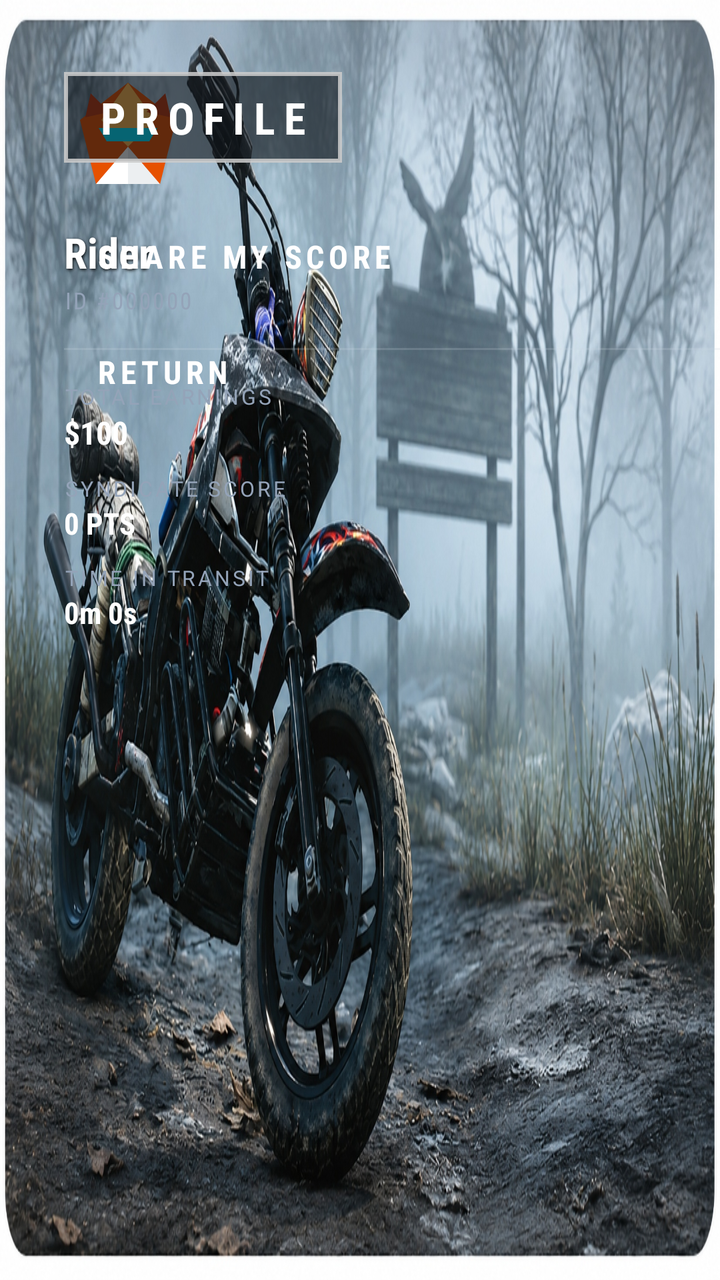
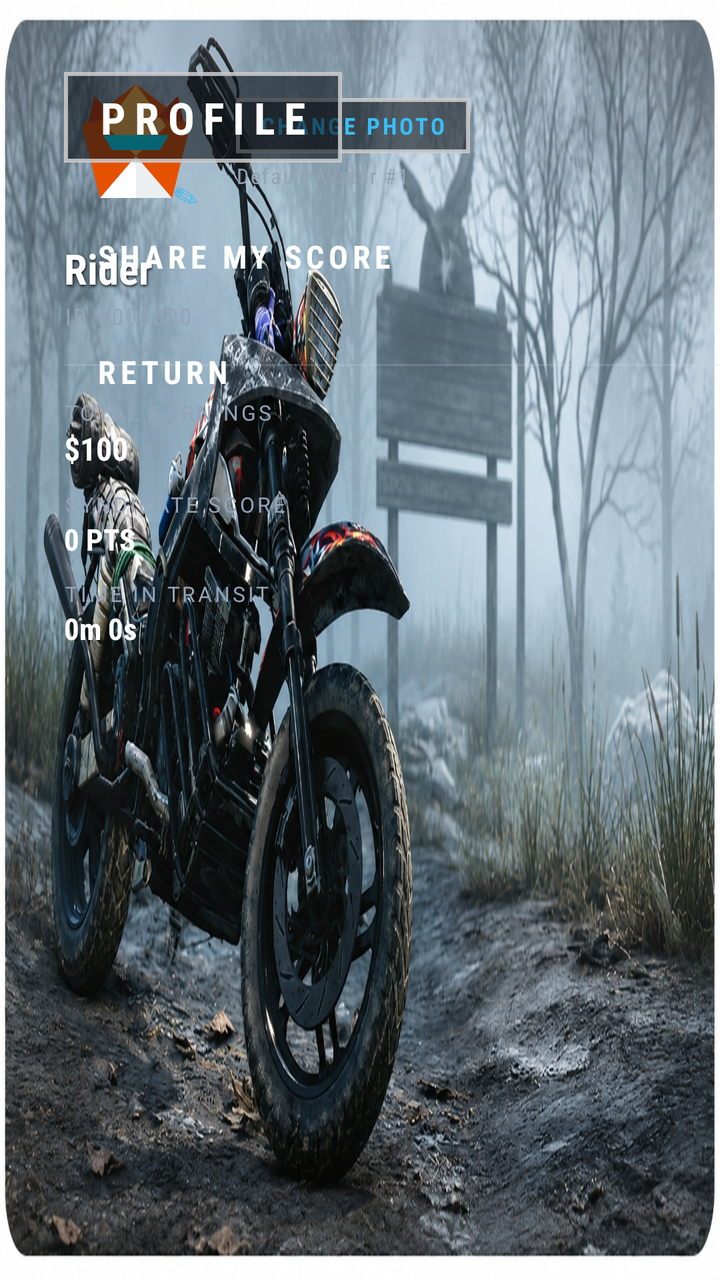

Before-and-after screenshots of an Android layout around one commit, followed by the original layout XML and the change that was made.
<!-- AndroidManifest.xml: application theme Theme.NightRider.FullScreen -->
<!-- res/layout/activity_profile.xml -->
<?xml version="1.0" encoding="utf-8"?>
<androidx.constraintlayout.widget.ConstraintLayout
    xmlns:android="http://schemas.android.com/apk/res/android"
    xmlns:app="http://schemas.android.com/apk/res-auto"
    android:layout_width="match_parent"
    android:layout_height="match_parent"
    android:background="#06090D">

    
    <ImageView
        android:layout_width="match_parent"
        android:layout_height="match_parent"
        android:src="@drawable/bg_foggy_forest"
        android:scaleType="fitXY"
        android:contentDescription="Foggy Background" />

    
    <LinearLayout
        android:layout_width="480dp"
        android:layout_height="wrap_content"
        android:orientation="vertical"
        android:gravity="start"
        android:layout_marginStart="32dp"
        android:layout_marginTop="36dp"
        app:layout_constraintTop_toTopOf="parent"
        app:layout_constraintStart_toStartOf="parent">

        <ImageView
            android:id="@+id/iv_avatar"
            android:layout_width="64dp"
            android:layout_height="64dp"
            android:src="@drawable/avatar_1"
            android:layout_marginBottom="12dp" />

        <TextView
            android:id="@+id/tv_profile_name"
            android:layout_width="wrap_content"
            android:layout_height="wrap_content"
            android:text="Rider"
            android:textColor="#FFFFFF"
            android:textSize="21sp"
            android:textStyle="bold"
            android:fontFamily="sans-serif-condensed"
            android:shadowColor="#EE000000"
            android:shadowDx="1"
            android:shadowDy="2"
            android:shadowRadius="4" />

        <TextView
            android:id="@+id/tv_profile_uid"
            android:layout_width="wrap_content"
            android:layout_height="wrap_content"
            android:text="ID #000000"
            android:textColor="#94A3B8"
            android:textSize="11.5sp"
            android:fontFamily="sans-serif-condensed"
            android:letterSpacing="0.10"
            android:layout_marginTop="2dp"
            android:layout_marginBottom="16dp" />

        <View
            android:layout_width="match_parent"
            android:layout_height="1dp"
            android:background="#33CBD5E1"
            android:layout_marginBottom="16dp" />

        <TextView
            android:layout_width="wrap_content"
            android:layout_height="wrap_content"
            android:text="TOTAL EARNINGS"
            android:textColor="#94A3B8"
            android:textSize="10.5sp"
            android:letterSpacing="0.12" />

        <TextView
            android:id="@+id/tv_profile_cash"
            android:layout_width="wrap_content"
            android:layout_height="wrap_content"
            android:text="$100"
            android:textColor="#FFFFFF"
            android:textSize="16sp"
            android:textStyle="bold"
            android:fontFamily="sans-serif-condensed"
            android:layout_marginBottom="10dp" />

        <TextView
            android:layout_width="wrap_content"
            android:layout_height="wrap_content"
            android:text="SYNDICATE SCORE"
            android:textColor="#94A3B8"
            android:textSize="10.5sp"
            android:letterSpacing="0.12" />

        <TextView
            android:id="@+id/tv_profile_points"
            android:layout_width="wrap_content"
            android:layout_height="wrap_content"
            android:text="0 PTS"
            android:textColor="#FFFFFF"
            android:textSize="15sp"
            android:textStyle="bold"
            android:fontFamily="sans-serif-condensed"
            android:layout_marginBottom="10dp" />

        <TextView
            android:layout_width="wrap_content"
            android:layout_height="wrap_content"
            android:text="TIME IN TRANSIT"
            android:textColor="#94A3B8"
            android:textSize="10.5sp"
            android:letterSpacing="0.12" />

        <TextView
            android:id="@+id/tv_profile_playtime"
            android:layout_width="wrap_content"
            android:layout_height="wrap_content"
            android:text="0m 0s"
            android:textColor="#FFFFFF"
            android:textSize="15sp"
            android:textStyle="bold"
            android:fontFamily="sans-serif-condensed" />

    </LinearLayout>

    
    <LinearLayout
        android:layout_width="320dp"
        android:layout_height="wrap_content"
        android:orientation="vertical"
        android:gravity="start"
        android:layout_marginTop="36dp"
        android:layout_marginEnd="8dp"
        app:layout_constraintTop_toTopOf="parent"
        app:layout_constraintEnd_toEndOf="parent">

        <LinearLayout
            android:id="@+id/layout_title_box"
            android:layout_width="wrap_content"
            android:layout_height="wrap_content"
            android:background="@drawable/bg_days_gone_box"
            android:paddingHorizontal="16dp"
            android:paddingVertical="8dp"
            android:layout_marginBottom="24dp">

            <TextView
                android:id="@+id/tv_profile_title"
                android:layout_width="wrap_content"
                android:layout_height="wrap_content"
                android:text="PROFILE"
                android:textColor="#FFFFFF"
                android:textSize="22sp"
                android:textStyle="bold"
                android:fontFamily="sans-serif-condensed"
                android:letterSpacing="0.2" />

        </LinearLayout>

        <TextView
            android:id="@+id/btn_share_score"
            android:layout_width="match_parent"
            android:layout_height="wrap_content"
            android:text="SHARE MY SCORE"
            android:textColor="#FFFFFF"
            android:textSize="16sp"
            android:textStyle="bold"
            android:fontFamily="sans-serif-condensed"
            android:letterSpacing="0.14"
            android:gravity="start|center_vertical"
            android:paddingHorizontal="16dp"
            android:paddingVertical="12dp"
            android:layout_marginBottom="12dp"
            android:background="@drawable/bg_days_gone_item" />

        <TextView
            android:id="@+id/btn_back_to_game"
            android:layout_width="match_parent"
            android:layout_height="wrap_content"
            android:text="RETURN"
            android:textColor="#FFFFFF"
            android:textSize="16sp"
            android:textStyle="bold"
            android:fontFamily="sans-serif-condensed"
            android:letterSpacing="0.14"
            android:gravity="start|center_vertical"
            android:paddingHorizontal="16dp"
            android:paddingVertical="12dp"
            android:background="@drawable/bg_days_gone_item" />

    </LinearLayout>

</androidx.constraintlayout.widget.ConstraintLayout>
<!-- resources referenced by this layout -->
<resources>
  <!-- drawable avatar_1 (drawable) -->
  <vector xmlns:android="http://schemas.android.com/apk/res/android"
      android:width="96dp"
      android:height="96dp"
      android:viewportWidth="96"
      android:viewportHeight="96">
      <path android:fillColor="#E65100" android:pathData="M48,8 L84,36 L72,84 L24,84 L12,36 Z"/>
      <path android:fillColor="#FFB74D" android:pathData="M48,8 L68,36 L48,56 L28,36 Z"/>
      <path android:fillColor="#FFFFFF" android:pathData="M24,84 L48,56 L48,84 Z"/>
      <path android:fillColor="#ECEFF1" android:pathData="M72,84 L48,56 L48,84 Z"/>
      
      <path android:fillColor="#00E5FF" android:pathData="M26,42 L70,42 L64,52 L32,52 Z"/>
      
      <path android:fillColor="#BF360C" android:pathData="M20,16 L34,30 L16,34 Z"/>
      <path android:fillColor="#BF360C" android:pathData="M76,16 L80,34 L62,30 Z"/>
  </vector>
  <!-- drawable bg_days_gone_box (drawable) -->
  <?xml version="1.0" encoding="utf-8"?>
  <shape xmlns:android="http://schemas.android.com/apk/res/android"
      android:shape="rectangle">
      <solid android:color="#990B0F14" />
      <stroke
          android:width="2dp"
          android:color="#DDCCCCCC" />
      <padding
          android:left="16dp"
          android:top="8dp"
          android:right="16dp"
          android:bottom="8dp" />
  </shape>
  <!-- drawable bg_days_gone_item (drawable) -->
  <?xml version="1.0" encoding="utf-8"?>
  <selector xmlns:android="http://schemas.android.com/apk/res/android">
      <item android:state_pressed="true">
          <shape android:shape="rectangle">
              <solid android:color="#33FFFFFF" />
              <stroke android:width="1dp" android:color="#EEFFFFFF" />
          </shape>
      </item>
      <item>
          <shape android:shape="rectangle">
              <solid android:color="#00000000" />
          </shape>
      </item>
  </selector>
  <!-- drawable bg_foggy_forest: jpg bitmap (drawable, 773819 bytes) -->
  <style name="Theme.NightRider.FullScreen" parent="Theme.AppCompat.NoActionBar">
          <item name="android:windowNoTitle">true</item>
          <item name="android:windowActionBar">false</item>
          <item name="android:windowFullscreen">true</item>
          <item name="android:windowContentOverlay">@null</item>
          <item name="android:windowBackground">#05080C</item>
          <item name="android:windowLayoutInDisplayCutoutMode">shortEdges</item>
          <item name="android:windowTranslucentStatus">true</item>
          <item name="android:windowTranslucentNavigation">true</item>
          <item name="android:navigationBarColor">@android:color/transparent</item>
          <item name="android:statusBarColor">@android:color/transparent</item>
          <item name="android:windowDrawsSystemBarBackgrounds">true</item>
          <item name="android:fitsSystemWindows">false</item>
          <item name="android:windowAnimationStyle">@style/NightRiderActivityAnimation</item>
      </style>
  <style name="NightRiderActivityAnimation" parent="@android:style/Animation.Activity">
          <item name="android:activityOpenEnterAnimation">@android:anim/fade_in</item>
          <item name="android:activityOpenExitAnimation">@android:anim/fade_out</item>
          <item name="android:activityCloseEnterAnimation">@android:anim/fade_in</item>
          <item name="android:activityCloseExitAnimation">@android:anim/fade_out</item>
      </style>
</resources>

<!-- the commit's change to res/layout/activity_profile.xml (unified diff, before → after) -->
@@ -25,12 +25,73 @@
         app:layout_constraintTop_toTopOf="parent"
         app:layout_constraintStart_toStartOf="parent">
 
-        <ImageView
-            android:id="@+id/iv_avatar"
-            android:layout_width="64dp"
-            android:layout_height="64dp"
-            android:src="@drawable/avatar_1"
-            android:layout_marginBottom="12dp" />
+        
+        <LinearLayout
+            android:layout_width="wrap_content"
+            android:layout_height="wrap_content"
+            android:orientation="horizontal"
+            android:gravity="center_vertical"
+            android:layout_marginBottom="12dp">
+
+            <RelativeLayout
+                android:id="@+id/layout_avatar_container"
+                android:layout_width="72dp"
+                android:layout_height="72dp">
+
+                <ImageView
+                    android:id="@+id/iv_avatar"
+                    android:layout_width="72dp"
+                    android:layout_height="72dp"
+                    android:scaleType="centerCrop"
+                    android:src="@drawable/avatar_1" />
+
+                <TextView
+                    android:layout_width="22dp"
+                    android:layout_height="22dp"
+                    android:layout_alignParentEnd="true"
+                    android:layout_alignParentBottom="true"
+                    android:background="@drawable/bg_days_gone_item"
+                    android:text="✎"
+                    android:textColor="#38BDF8"
+                    android:textSize="12sp"
+                    android:gravity="center" />
+
+            </RelativeLayout>
+
+            <LinearLayout
+                android:layout_width="wrap_content"
+                android:layout_height="wrap_content"
+                android:orientation="vertical"
+                android:layout_marginStart="14dp">
+
+                <TextView
+                    android:id="@+id/btn_change_photo"
+                    android:layout_width="wrap_content"
+                    android:layout_height="wrap_content"
+                    android:text="CHANGE PHOTO"
+                    android:textColor="#38BDF8"
+                    android:textSize="11.5sp"
+                    android:textStyle="bold"
+                    android:fontFamily="sans-serif-condensed"
+                    android:letterSpacing="0.12"
+                    android:paddingHorizontal="12dp"
+                    android:paddingVertical="6dp"
+                    android:background="@drawable/bg_days_gone_box" />
+
+                <TextView
+                    android:id="@+id/tv_avatar_type"
+                    android:layout_width="wrap_content"
+                    android:layout_height="wrap_content"
+                    android:text="Default Avatar #1"
+                    android:textColor="#94A3B8"
+                    android:textSize="10.5sp"
+                    android:fontFamily="sans-serif-condensed"
+                    android:letterSpacing="0.08"
+                    android:layout_marginTop="4dp" />
+
+            </LinearLayout>
+
+        </LinearLayout>
 
         <TextView
             android:id="@+id/tv_profile_name"
